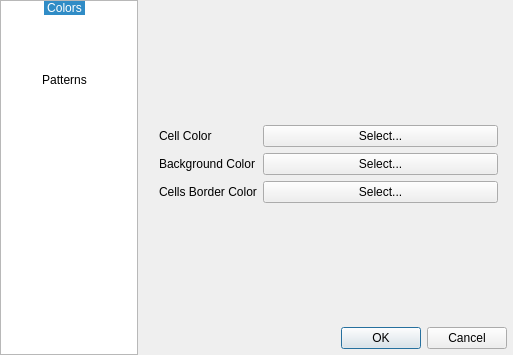
First picture: the form in configdialog.ui, repository darthtenebrus/kglife, before the edit.
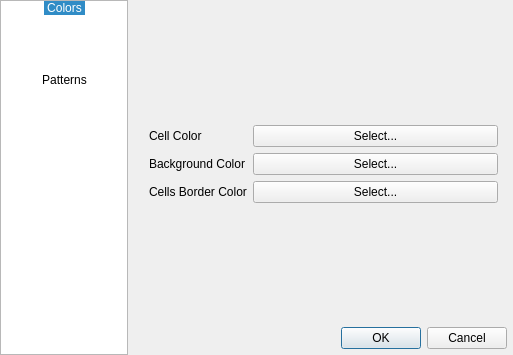
Second picture: the form after the edit. Icons and pictures are not drawn.

```diff
--- a/configdialog.ui
+++ b/configdialog.ui
@@ -36,16 +36,19 @@
      </property>
      <property name="minimumSize">
       <size>
-       <width>138</width>
+       <width>128</width>
        <height>0</height>
       </size>
      </property>
      <property name="maximumSize">
       <size>
-       <width>138</width>
+       <width>128</width>
        <height>16777215</height>
       </size>
      </property>
+     <property name="horizontalScrollBarPolicy">
+      <enum>Qt::ScrollBarAlwaysOff</enum>
+     </property>
      <property name="editTriggers">
       <set>QAbstractItemView::NoEditTriggers</set>
      </property>
@@ -138,6 +141,12 @@
            <property name="text">
             <string>Select...</string>
            </property>
+           <property name="iconSize">
+            <size>
+             <width>32</width>
+             <height>32</height>
+            </size>
+           </property>
           </widget>
          </item>
          <item row="1" column="0">
@@ -152,6 +161,12 @@
            <property name="text">
             <string>Select...</string>
            </property>
+           <property name="iconSize">
+            <size>
+             <width>32</width>
+             <height>32</height>
+            </size>
+           </property>
           </widget>
          </item>
          <item row="2" column="0">
@@ -166,6 +181,12 @@
            <property name="text">
             <string>Select...</string>
            </property>
+           <property name="iconSize">
+            <size>
+             <width>32</width>
+             <height>32</height>
+            </size>
+           </property>
           </widget>
          </item>
         </layout>
```
